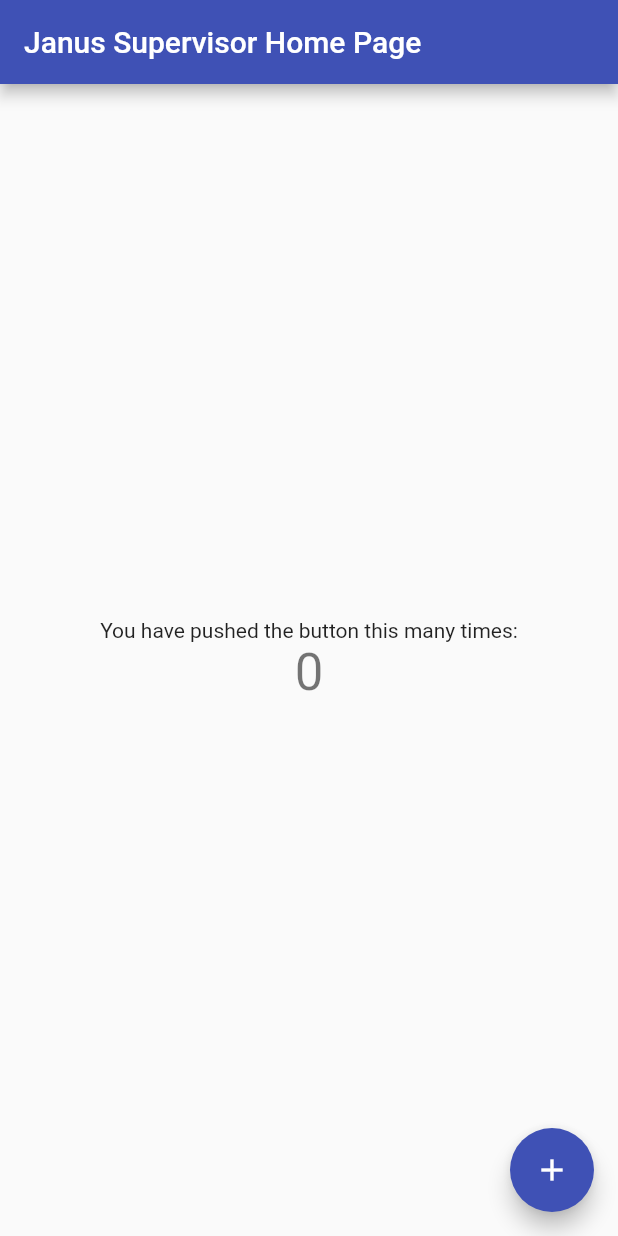
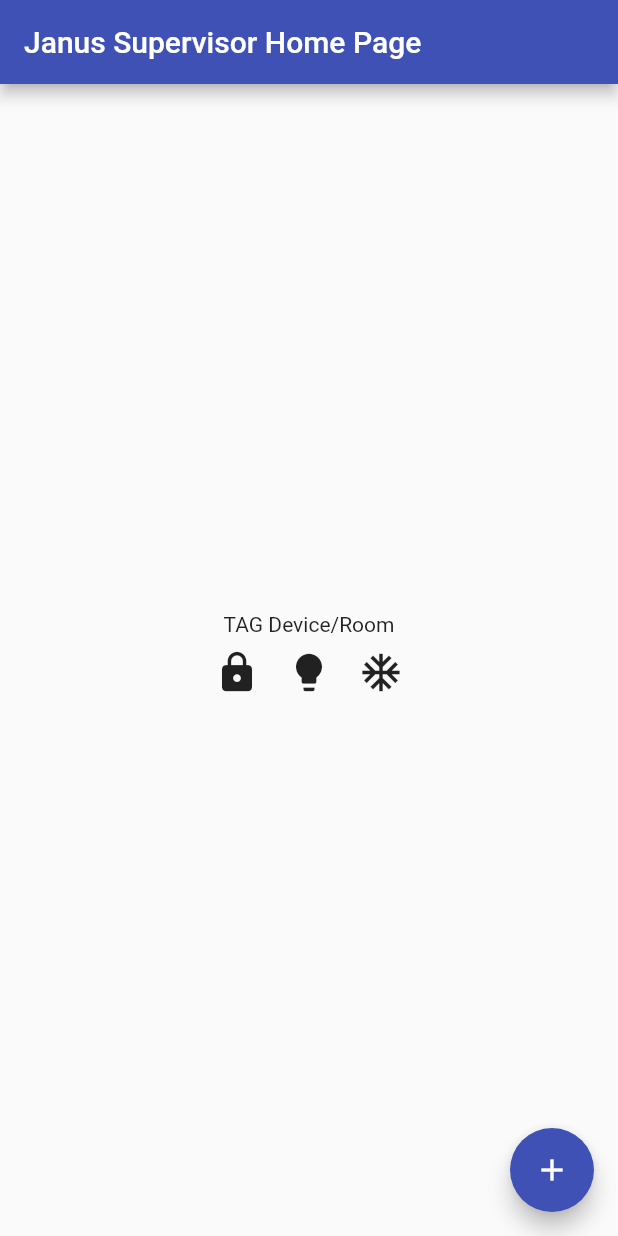
Before and after one commit to RenatoExpert/shuei-client, a Flutter app: the screen it shows after launch, on a phone screen of 412 x 824 dp. Run offline on Flutter 3.47's test engine with Material 2 defaults, Android fonts, the phone set to English and light mode, and no system bars.

Commit message:
Skretch for device controls

```diff
--- a/lib/main.dart
+++ b/lib/main.dart
@@ -58,11 +58,37 @@ class _MyHomePageState extends State<MyHomePage> {
           mainAxisAlignment: MainAxisAlignment.center,
           children: <Widget>[
             const Text(
-              'You have pushed the button this many times:',
+              'TAG Device/Room',
             ),
-            Text(
-              '$_counter',
-              style: Theme.of(context).textTheme.headline4,
+            Row (
+                mainAxisAlignment: MainAxisAlignment.center,
+                children: <Widget>[
+                    IconButton(
+                            icon: Icon(
+                                Icons.lock,
+                                semanticLabel: 'Lock',
+                                size: 30,
+                            ),
+                            onPressed: () {},
+                    ),
+                    IconButton(
+                            icon: Icon(
+                                Icons.lightbulb,
+                                semanticLabel: 'Lock',
+                                size: 30,
+                            ),
+                            onPressed: () {},
+                    ),
+                    IconButton(
+                            icon: Icon(
+                                Icons.ac_unit,
+                                semanticLabel: 'Lock',
+                                size: 30,
+                            ),
+                            onPressed: () {},
+                            tooltip: 'Turn ON/OFF switch',
+                    ),
+                ],
             ),
           ],
         ),
```
